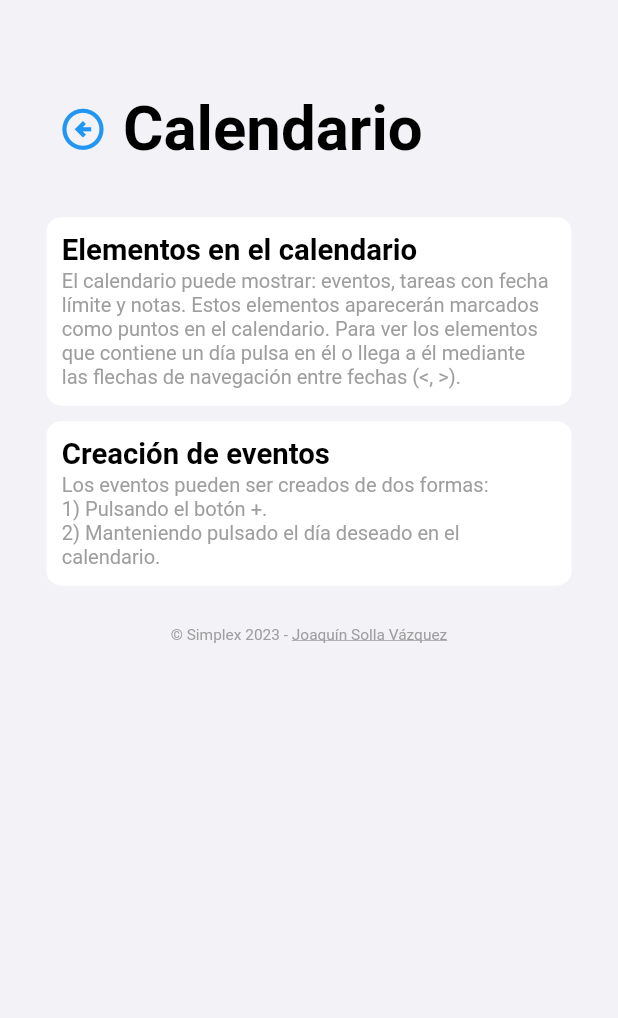
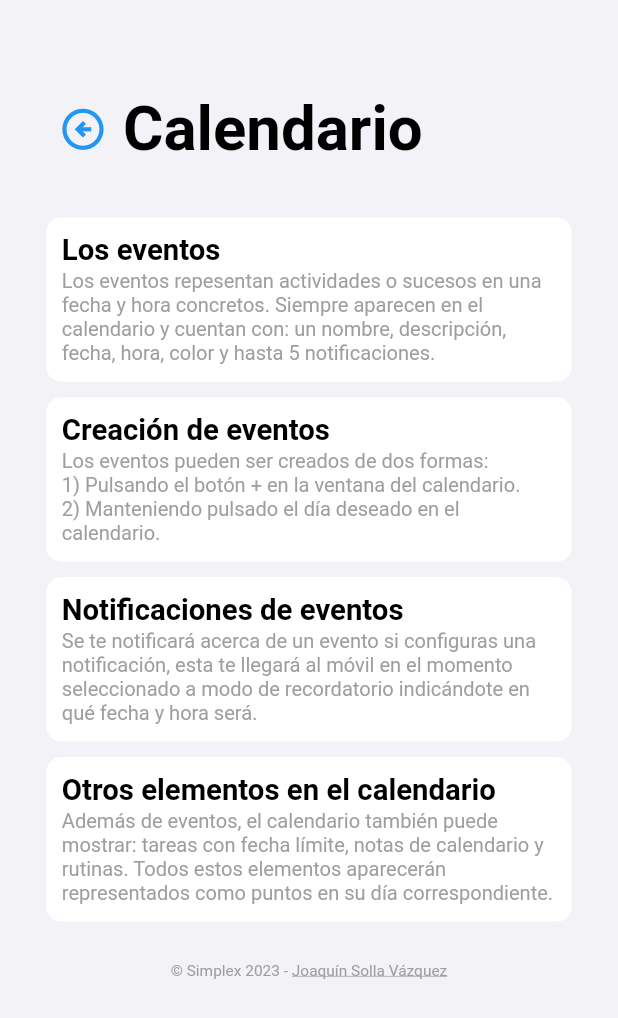
Before and after one commit to joaquinsolla/Simplex, a Flutter app: the HelpEvents screen opened by its route, on a phone screen of 412 x 824 dp. Shown: the top 1018 px of the screen. Run offline on Flutter 3.47's test engine with Material 2 defaults, Android fonts, the phone set to English and light mode, and no system bars; our stand-ins replace bottom_navy_bar, cloud_firestore, firebase_auth, firebase_core, flutter_local_notifications, focused_menu and 4 more; accounts and stored records are empty.

Commit message:
Updated help_events.dart

```diff
--- a/lib/pages/help/help_events.dart
+++ b/lib/pages/help/help_events.dart
@@ -24,27 +24,34 @@ class _HelpEventsState extends State<HelpEvents> {
   @override
   Widget build(BuildContext context) {
 
-    late String calendarButtonImage;
-    if (darkMode) calendarButtonImage = 'assets/calendar_button_dark.png';
-    else calendarButtonImage = 'assets/calendar_button_light.png';
-
     return Scaffold(
       backgroundColor: colorMainBackground,
       body: HomeArea([
         PageHeader(context, 'Calendario'),
         Column(children: [
           SizedBox(height: deviceHeight * 0.0125),
-          TextExplanationContainer('Elementos en el calendario',
-              'El calendario puede mostrar: eventos, tareas con fecha límite y '
-                  'notas. Estos elementos aparecerán marcados como puntos en el '
-                  'calendario. Para ver los elementos que contiene un día pulsa en'
-                  ' él o llega a él mediante las flechas de navegación entre '
-                  'fechas (<, >).'),
+          TextExplanationContainer('Los eventos',
+              'Los eventos repesentan actividades o sucesos en una fecha y hora '
+                  'concretos. Siempre aparecen en el calendario y cuentan con: '
+                  'un nombre, descripción, fecha, hora, color y hasta 5 '
+                  'notificaciones.'),
           SizedBox(height: deviceHeight * 0.0125),
           TextExplanationContainer('Creación de eventos',
               'Los eventos pueden ser creados de dos formas: \n'
-                  '1) Pulsando el botón +.\n'
+                  '1) Pulsando el botón + en la ventana del calendario.\n'
                   '2) Manteniendo pulsado el día deseado en el calendario.'),
+          SizedBox(height: deviceHeight * 0.0125),
+          TextExplanationContainer('Notificaciones de eventos',
+              'Se te notificará acerca de un evento si configuras una '
+                  'notificación, esta te llegará al móvil en el momento '
+                  'seleccionado a modo de recordatorio indicándote en qué fecha'
+                  ' y hora será.'),
+          SizedBox(height: deviceHeight * 0.0125),
+          TextExplanationContainer('Otros elementos en el calendario',
+              'Además de eventos, el calendario también puede mostrar: tareas '
+                  'con fecha límite, notas de calendario y rutinas. '
+                  'Todos estos elementos aparecerán representados como puntos '
+                  'en su día correspondiente.'),
         ],),
 
         FooterWithUrl(),
```
